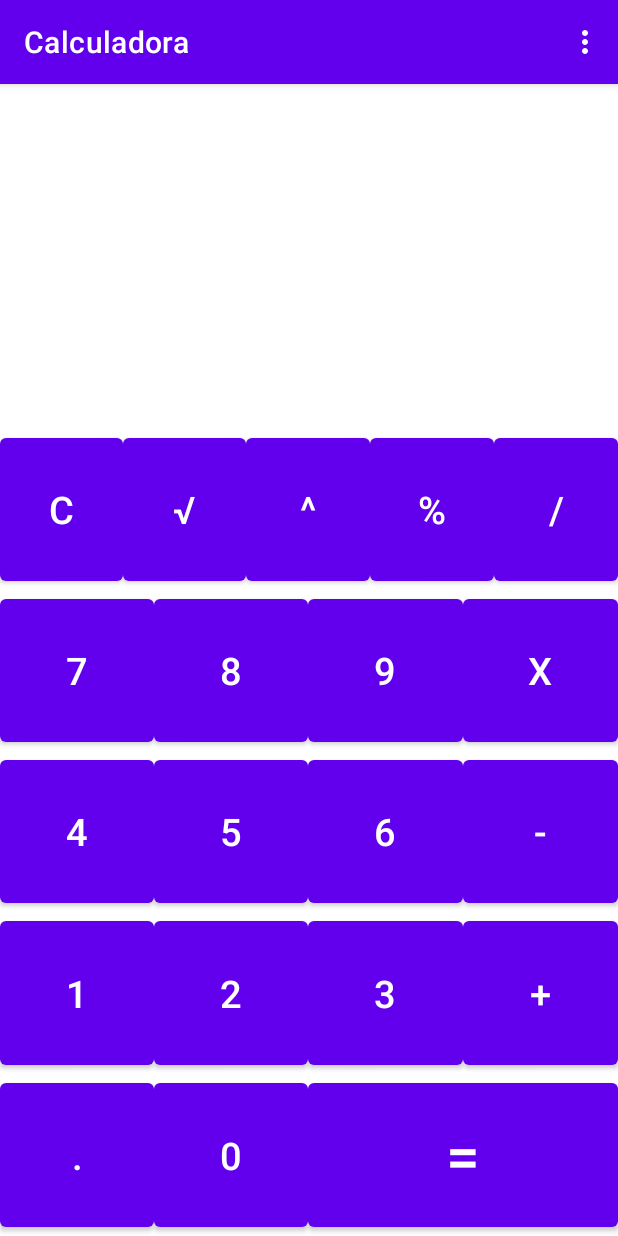
After one commit to henriquesousa7/Calculadora, an Android app: the AvancadaActivity screen opened directly, with no data from a screen before it, on a phone screen of 412 x 824 dp. The commit adds this screen. Run offline under Robolectric (Android 15) with nearby library versions, the phone set to English and light mode, and no system bars.

Commit message:
Implementando exponenciacao

```diff
--- a/app/src/main/AndroidManifest.xml
+++ b/app/src/main/AndroidManifest.xml
@@ -9,6 +9,12 @@
         android:roundIcon="@mipmap/ic_launcher_round"
         android:supportsRtl="true"
         android:theme="@style/Theme.Calculadora">
+        <activity android:name=".AvancadaActivity">
+            <intent-filter>
+                <action android:name="AVANCADA_ACTION" />
+                <category android:name="android.intent.category.DEFAULT" />
+            </intent-filter>
+        </activity>
         <activity android:name=".MainActivity">
             <intent-filter>
                 <action android:name="android.intent.action.MAIN" />
--- /dev/null
+++ b/app/src/main/res/layout/activity_avancada.xml
@@ -0,0 +1,291 @@
+<?xml version="1.0" encoding="utf-8"?>
+<LinearLayout
+    xmlns:android="http://schemas.android.com/apk/res/android"
+    xmlns:app="http://schemas.android.com/apk/res-auto"
+    xmlns:tools="http://schemas.android.com/tools"
+    android:layout_width="match_parent"
+    android:layout_height="match_parent"
+    android:orientation="vertical"
+    tools:context=".AvancadaActivity">
+
+    <LinearLayout
+        android:layout_width="match_parent"
+        android:layout_height="0dp"
+        android:orientation="vertical"
+        android:layout_weight="3">
+
+        <TextView
+            android:layout_width="wrap_content"
+            android:layout_height="0dp"
+            android:paddingRight="30dp"
+            android:layout_weight="1"
+            android:gravity="center_vertical"
+
+            android:text=""
+            android:layout_gravity="end"
+            android:textSize="30sp"
+            android:id="@+id/expressaoTv"/>
+
+        <TextView
+            android:layout_width="wrap_content"
+            android:paddingRight="30dp"
+            android:layout_height="0dp"
+            android:layout_weight="1"
+            android:gravity="center_vertical"
+
+            android:text=""
+            android:layout_gravity="end"
+            android:textSize="45sp"
+            android:id="@+id/resultTv"/>
+
+    </LinearLayout>
+
+    <LinearLayout
+        android:layout_width="match_parent"
+        android:layout_height="0dp"
+        android:orientation="vertical"
+        android:layout_weight="7">
+
+        <LinearLayout
+            android:layout_width="match_parent"
+            android:layout_height="0dp"
+            android:layout_weight="1">
+
+            <Button
+                android:layout_width="0dp"
+                android:layout_height="match_parent"
+                android:layout_weight="1"
+                android:textSize="25sp"
+                android:background="@null"
+
+                android:onClick="limpaOnClick"
+                android:text="C"/>
+
+            <Button
+                android:layout_width="0dp"
+                android:layout_height="match_parent"
+                android:layout_weight="1"
+                android:textSize="25sp"
+                android:background="@null"
+
+                android:onClick="raizOnClick"
+                android:text="√"/>
+
+            <Button
+                android:layout_width="0dp"
+                android:layout_height="match_parent"
+                android:layout_weight="1"
+                android:textSize="25sp"
+                android:background="@null"
+
+                android:onClick="expoOnClick"
+                android:text="^"/>
+
+            <Button
+                android:layout_width="0dp"
+                android:layout_height="match_parent"
+                android:layout_weight="1"
+                android:textSize="25sp"
+                android:background="@null"
+
+                android:onClick="porcentOnClick"
+                android:text="%"/>
+
+            <Button
+                android:layout_width="0dp"
+                android:layout_height="match_parent"
+                android:layout_weight="1"
+                android:textSize="25sp"
+                android:background="@null"
+
+                android:onClick="divisaoOnClick"
+                android:text="/"/>
+
+        </LinearLayout>
+
+        <LinearLayout
+            android:layout_width="match_parent"
+            android:layout_height="0dp"
+            android:layout_weight="1">
+
+            <Button
+                android:layout_width="0dp"
+                android:layout_height="match_parent"
+                android:layout_weight="1"
+                android:textSize="25sp"
+                android:background="@null"
+
+                android:onClick="seteOnClick"
+                android:text="7"/>
+
+            <Button
+                android:layout_width="0dp"
+                android:layout_height="match_parent"
+                android:layout_weight="1"
+                android:textSize="25sp"
+                android:background="@null"
+
+                android:onClick="oitoOnClick"
+                android:text="8"/>
+
+            <Button
+                android:layout_width="0dp"
+                android:layout_height="match_parent"
+                android:layout_weight="1"
+                android:textSize="25sp"
+                android:background="@null"
+
+                android:onClick="noveOnClick"
+                android:text="9"/>
+
+            <Button
+                android:layout_width="0dp"
+                android:layout_height="match_parent"
+                android:layout_weight="1"
+                android:textSize="25sp"
+                android:background="@null"
+
+                android:onClick="multOnClick"
+                android:text="X"/>
+
+        </LinearLayout>
+
+
+        <LinearLayout
+            android:layout_width="match_parent"
+            android:layout_height="0dp"
+            android:layout_weight="1">
+
+            <Button
+                android:layout_width="0dp"
+                android:layout_height="match_parent"
+                android:layout_weight="1"
+                android:textSize="25sp"
+                android:background="@null"
+
+                android:onClick="quatroOnClick"
+                android:text="4"/>
+
+            <Button
+                android:layout_width="0dp"
+                android:layout_height="match_parent"
+                android:layout_weight="1"
+                android:textSize="25sp"
+                android:background="@null"
+
+                android:onClick="cincoOnClick"
+                android:text="5"/>
+
+            <Button
+                android:layout_width="0dp"
+                android:layout_height="match_parent"
+                android:layout_weight="1"
+                android:textSize="25sp"
+                android:background="@null"
+
+                android:onClick="seisOnClick"
+                android:text="6"/>
+
+            <Button
+                android:layout_width="0dp"
+                android:layout_height="match_parent"
+                android:layout_weight="1"
+                android:textSize="25sp"
+                android:background="@null"
+
+                android:onClick="subOnClick"
+                android:text="-"/>
+
+        </LinearLayout>
+
+        <LinearLayout
+            android:layout_width="match_parent"
+            android:layout_height="0dp"
+            android:layout_weight="1">
+
+            <Button
+                android:layout_width="0dp"
+                android:layout_height="match_parent"
+                android:layout_weight="1"
+                android:textSize="25sp"
+                android:background="@null"
+
+                android:onClick="umOnClick"
+                android:text="1"/>
+
+            <Button
+                android:layout_width="0dp"
+                android:layout_height="match_parent"
+                android:layout_weight="1"
+                android:textSize="25sp"
+                android:background="@null"
+
+                android:text="2"
+                android:onClick="doisOnClick"/>
+
+            <Button
+                android:layout_width="0dp"
+                android:layout_height="match_parent"
+                android:layout_weight="1"
+                android:textSize="25sp"
+                android:background="@null"
+
+                android:text="3"
+                android:onClick="tresOnClick"/>
+
+            <Button
+                android:layout_width="0dp"
+                android:layout_height="match_parent"
+                android:layout_weight="1"
+                android:textSize="25sp"
+                android:background="@null"
+
+                android:text="+"
+                android:onClick="adicaoOnClick"/>
+
+        </LinearLayout>
+
+        <LinearLayout
+            android:layout_width="match_parent"
+            android:layout_height="0dp"
+            android:layout_weight="1">
+
+            <Button
+                android:layout_width="0dp"
+                android:layout_height="match_parent"
+                android:layout_weight="1"
+                android:textSize="25sp"
+                android:background="@null"
+
+                android:text="."
+                android:onClick="decimalOnClick"/>
+
+            <Button
+                android:layout_width="0dp"
+                android:layout_height="match_parent"
+                android:layout_weight="1"
+                android:textSize="25sp"
+                android:background="@null"
+
+                android:text="0"
+                android:onClick="zeroOnClick"/>
+
+
+            <Button
+                android:layout_width="0dp"
+                android:layout_height="match_parent"
+                android:layout_weight="2"
+                android:textSize="40sp"
+
+                android:text="="
+                android:onClick="equalsOnClick"/>
+
+        </LinearLayout>
+
+
+
+
+    </LinearLayout>
+
+
+</LinearLayout>
--- /dev/null
+++ b/app/src/main/res/menu/menu_calculadora.xml
@@ -0,0 +1,13 @@
+<?xml version="1.0" encoding="utf-8"?>
+<menu xmlns:android="http://schemas.android.com/apk/res/android"
+    xmlns:app="http://schemas.android.com/apk/res-auto">
+    <item
+        android:id="@+id/calcAvancMi"
+        android:title="@string/calculadora_avancada"
+        app:showAsAction="never" />
+
+    <item
+        android:id="@+id/calcSimplesMi"
+        android:title="@string/calculadora_simples"
+        app:showAsAction="never" />
+</menu>
--- a/app/src/main/res/values/strings.xml
+++ b/app/src/main/res/values/strings.xml
@@ -1,3 +1,5 @@
 <resources>
     <string name="app_name">Calculadora</string>
+    <string name="calculadora_simples">Calculadora Simples</string>
+    <string name="calculadora_avancada">Calculadora Avancada</string>
 </resources>
```
Also changed, not shown: app/src/main/java/br/edu/ifsp/scl/ads/pdm/calculadora/AvancadaActivity.java (added, +232 -0 lines), app/src/main/java/br/edu/ifsp/scl/ads/pdm/calculadora/MainActivity.java (+27 -0 lines).
